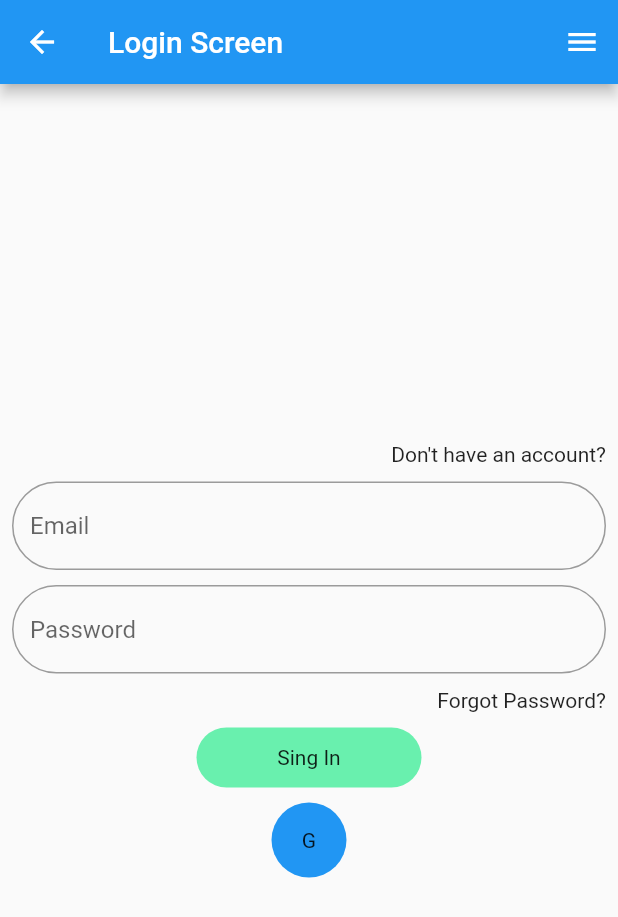
After one commit to Another-PR/password_blocks, a Flutter app: the LoginScreen screen opened by its route, in the side drawer, after a tap on "Home", on a phone screen of 412 x 824 dp. The commit adds this screen. Shown: the top 917 px of the screen. Run offline on Flutter 3.47's test engine with Material 2 defaults, Android fonts, the phone set to English and light mode, and no system bars; our stand-ins replace gap, page_transition.

Commit message:
started with login screen

```diff
--- a/lib/main.dart
+++ b/lib/main.dart
@@ -2,6 +2,8 @@ import 'package:flutter/material.dart';
 import 'package:page_transition/page_transition.dart';
 import 'package:password_blocks/view/debug.dart';
 import 'package:password_blocks/view/home.dart';
+import 'package:password_blocks/view/login_screen.dart';
+import 'package:password_blocks/view/signup_screen.dart';
 
 void main() {
   runApp(const MyApp());
@@ -21,15 +23,29 @@ class MyApp extends StatelessWidget {
       home: HomePage(),
       onGenerateRoute: (settings) {
         switch (settings.name) {
-          case '/home':
+          case HomePage.route:
             return PageTransition(
               child: HomePage(),
               type: PageTransitionType.fade,
               settings: settings,
             );
-          case '/debug':
+          case DebugPage.route:
             return PageTransition(
               child: DebugPage(),
+              type: PageTransitionType.fade,
+              settings: settings,
+              // reverseDuration: Duration(seconds: 3),
+            );
+          case LoginScreen.route:
+            return PageTransition(
+              child: LoginScreen(),
+              type: PageTransitionType.fade,
+              settings: settings,
+              // reverseDuration: Duration(seconds: 3),
+            );
+          case SignupScreen.route:
+            return PageTransition(
+              child: SignupScreen(),
               type: PageTransitionType.fade,
               settings: settings,
               // reverseDuration: Duration(seconds: 3),
--- a/lib/view/debug.dart
+++ b/lib/view/debug.dart
@@ -2,6 +2,7 @@ import 'package:flutter/material.dart';
 import 'package:password_blocks/view/main_menu.dart';
 
 class DebugPage extends StatelessWidget {
+  static const String route = '/debug';
   const DebugPage({Key? key}) : super(key: key);
 
   @override
--- a/lib/view/home.dart
+++ b/lib/view/home.dart
@@ -2,6 +2,7 @@ import 'package:flutter/material.dart';
 import 'package:password_blocks/view/main_menu.dart';
 
 class HomePage extends StatelessWidget {
+  static const String route = '/home';
   const HomePage({Key? key}) : super(key: key);
 
   @override
--- /dev/null
+++ b/lib/view/login_screen.dart
@@ -0,0 +1,119 @@
+import 'package:flutter/material.dart';
+import 'package:password_blocks/view/signup_screen.dart';
+import 'main_menu.dart';
+class LoginScreen extends StatelessWidget {
+  static const route = '/login-screen';
+  LoginScreen({Key? key}) : super(key: key);
+  TextEditingController email = new TextEditingController();
+  TextEditingController password = new TextEditingController();
+  @override
+  Widget build(BuildContext context) {
+    return Scaffold(
+      appBar: AppBar(title: Text('Login Screen'),),
+      endDrawer: const MainMenu(),
+      body: SafeArea(
+        child: Padding(
+          padding: const EdgeInsets.all(8.0),
+          child: Column(
+            mainAxisAlignment: MainAxisAlignment.center,
+            children: [
+              GestureDetector(
+                onTap: (){
+                  Navigator.of(context).pushNamed(SignupScreen.route);
+                },
+                child: Row(
+                  mainAxisAlignment: MainAxisAlignment.end,
+                  children: [
+                    Text("Don't have an account?",textAlign: TextAlign.right,),
+                  ],
+                ),
+              ),
+              SizedBox(height: 10,),
+              TextField(
+                controller: email,
+                decoration: InputDecoration(
+                    border: OutlineInputBorder(
+                        borderRadius: BorderRadius.circular(30),
+                        borderSide: BorderSide(
+                            color: Colors.grey
+                        )
+                    ),
+                    hintText: "Email",
+                    focusedBorder: OutlineInputBorder(
+                        borderRadius: BorderRadius.circular(30),
+                        borderSide: BorderSide(
+                            color: Colors.green
+                        )
+                    )
+                ),
+              ),
+              SizedBox(height: 10,),
+              TextField(
+                controller: password,
+                decoration: InputDecoration(
+                    border: OutlineInputBorder(
+                        borderRadius: BorderRadius.circular(30),
+                        borderSide: BorderSide(
+                            color: Colors.grey
+                        )
+                    ),
+                    hintText: "Password",
+                    focusedBorder: OutlineInputBorder(
+                        borderRadius: BorderRadius.circular(30),
+                        borderSide: BorderSide(
+                            color: Colors.green
+                        )
+                    )
+                ),
+              ),
+              SizedBox(height: 10,),
+              GestureDetector(
+                onTap: (){},
+                child: Row(
+                  mainAxisAlignment: MainAxisAlignment.end,
+                  children: [
+                    Text('Forgot Password?',textAlign: TextAlign.right,),
+                  ],
+                ),
+              ),
+              SizedBox(height: 10,),
+              GestureDetector(
+                onTap: ()async{
+                  // await authService.signInWithEmailPassword(email.text, password.text);
+                  // Navigator.pop(context);
+                },
+                child: Container(
+                  height: 40,
+                  width: 150,
+                  decoration: BoxDecoration(
+                      color: Colors.greenAccent,
+                      borderRadius: BorderRadius.circular(30)
+                  ),
+                  child: Center(child: Text("Sing In"),),
+                ),
+              ),
+              SizedBox(height: 10,),
+
+              GestureDetector(
+                onTap: ()async{
+                  // await authService.signInWithGoogle();
+                },
+                child: Container(
+                  height: 50,
+                  width: 50,
+                  decoration: BoxDecoration(
+                    shape: BoxShape.circle,
+                    color: Colors.blue,
+
+                  ),
+                  child: Center(child: Text("G"),),
+                ),
+              )
+
+            ],
+          ),
+        ),
+      ),
+    );
+  }
+}
--- a/lib/view/main_menu.dart
+++ b/lib/view/main_menu.dart
@@ -1,6 +1,9 @@
 import 'package:flutter/material.dart';
 import 'package:gap/gap.dart';
 import 'package:password_blocks/constants.dart';
+import 'package:password_blocks/view/debug.dart';
+import 'package:password_blocks/view/home.dart';
+import 'package:password_blocks/view/login_screen.dart';
 
 class MainMenu extends StatelessWidget {
   const MainMenu({Key? key}) : super(key: key);
@@ -15,16 +18,22 @@ class MainMenu extends StatelessWidget {
           ListTile(
             title: const Text('Home'),
             onTap: () {
-              Navigator.of(context).pushReplacementNamed('/home');
+              Navigator.of(context).pushReplacementNamed(HomePage.route);
             },
           ),
           if (DEBUG_MODE)
             ListTile(
               title: const Text('Debug'),
               onTap: () {
-                Navigator.of(context).pushReplacementNamed('/debug');
+                Navigator.of(context).pushReplacementNamed(DebugPage.route);
               },
-            )
+            ),
+          ListTile(
+            title: const Text('Login'),
+            onTap: () {
+              Navigator.of(context).pushReplacementNamed(LoginScreen.route);
+            },
+          ),
         ],
       ),
     );
```
Also changed, not shown: lib/view/signup_screen.dart (added, +79 -0 lines), pubspec.lock, 1 other file.
